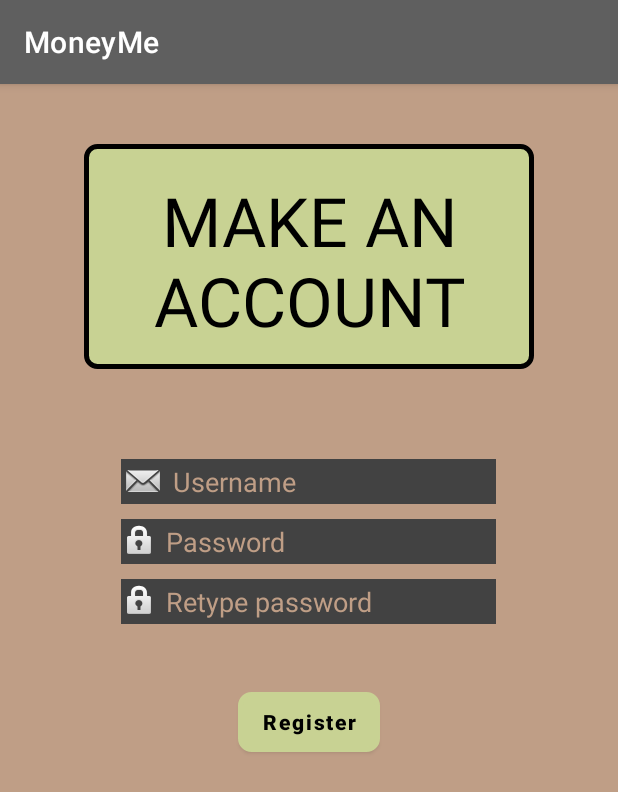
After one commit to GabrielHr00/Android-Studio-Money-Organisation-App, an Android app: the RegisterScreen screen opened directly, with no data from a screen before it, on a phone screen of 412 x 824 dp. The commit adds this screen. Shown: the top 792 px of the screen. Run offline under Robolectric (Android 15) with nearby library versions, the phone set to English and light mode, and no system bars.

Commit message:
Register screen and color changes

```diff
--- a/MoneyMe/app/src/main/AndroidManifest.xml
+++ b/MoneyMe/app/src/main/AndroidManifest.xml
@@ -1,6 +1,6 @@
 <?xml version="1.0" encoding="utf-8"?>
 <manifest xmlns:android="http://schemas.android.com/apk/res/android"
-    package="com.example.moneyme">
+    package="com.example.moneyme" >
 
     <application
         android:allowBackup="true"
@@ -8,8 +8,10 @@
         android:label="@string/app_name"
         android:roundIcon="@mipmap/ic_launcher_round"
         android:supportsRtl="true"
-        android:theme="@style/Theme.MoneyMe">
-        <activity android:name=".MainActivity">
+        android:theme="@style/Theme.MoneyMe" >
+        <activity android:name=".RegisterScreen" >
+        </activity>
+        <activity android:name=".MainActivity" >
             <intent-filter>
                 <action android:name="android.intent.action.MAIN" />
 
--- a/MoneyMe/app/src/main/java/com/example/moneyme/MainActivity.java
+++ b/MoneyMe/app/src/main/java/com/example/moneyme/MainActivity.java
@@ -2,13 +2,26 @@ package com.example.moneyme;
 
 import androidx.appcompat.app.AppCompatActivity;
 
+import android.content.Intent;
 import android.os.Bundle;
+import android.view.View;
+import android.widget.Button;
 
 public class MainActivity extends AppCompatActivity {
+    Button registerButton;
 
     @Override
     protected void onCreate(Bundle savedInstanceState) {
         super.onCreate(savedInstanceState);
         setContentView(R.layout.activity_main);
+
+        registerButton = findViewById(R.id.register_button);
+
+        registerButton.setOnClickListener(new View.OnClickListener() {
+            @Override
+            public void onClick(View v) {
+                startActivity(new Intent(MainActivity.this, RegisterScreen.class));
+            }
+        });
     }
 }
--- /dev/null
+++ b/MoneyMe/app/src/main/java/com/example/moneyme/RegisterScreen.java
@@ -0,0 +1,13 @@
+package com.example.moneyme;
+
+import androidx.appcompat.app.AppCompatActivity;
+import android.os.Bundle;
+
+public class RegisterScreen extends AppCompatActivity {
+
+    @Override
+    protected void onCreate(Bundle savedInstanceState) {
+        super.onCreate(savedInstanceState);
+        setContentView(R.layout.activity_register_screen);
+    }
+}
--- /dev/null
+++ b/MoneyMe/app/src/main/res/drawable/rounded_corners.xml
@@ -0,0 +1,17 @@
+<?xml version="1.0" encoding="UTF-8"?>
+<shape xmlns:android="http://schemas.android.com/apk/res/android">
+    <solid android:color="#C8D293"/>
+
+    <stroke android:width="3dp"
+        android:color="#ff000000"
+        />
+
+    <padding android:left="1dp"
+        android:top="1dp"
+        android:right="1dp"
+        android:bottom="1dp"
+        />
+
+    <corners android:bottomRightRadius="7dp" android:bottomLeftRadius="7dp"
+        android:topLeftRadius="7dp" android:topRightRadius="7dp"/>
+</shape>
--- a/MoneyMe/app/src/main/res/layout/activity_main.xml
+++ b/MoneyMe/app/src/main/res/layout/activity_main.xml
@@ -27,7 +27,9 @@
         android:drawableStart="@android:drawable/sym_action_email"
         android:hint=" Username"
         android:inputType="text"
-        android:textColorHint="#BF9E86" />
+        android:textColor="@color/white"
+        android:textColorHint="#BF9E86"
+        android:textCursorDrawable="@color/white"/>
 
     <EditText
         android:id="@+id/password"
@@ -39,7 +41,9 @@
         android:drawableLeft="@android:drawable/ic_lock_idle_lock"
         android:hint=" Password"
         android:inputType="textPassword"
-        android:textColorHint="#BF9E86" />
+        android:textColor="@color/white"
+        android:textColorHint="#BF9E86"
+        android:textCursorDrawable="@color/white"/>
 
     <Button
         android:id="@+id/button"
@@ -57,7 +61,7 @@
     <LinearLayout
         android:layout_width="wrap_content"
         android:layout_height="wrap_content"
-        android:layout_marginTop="15dp"
+        android:layout_marginTop="140dp"
         android:gravity="center_horizontal"
         android:orientation="horizontal">
 
@@ -70,6 +74,7 @@
             android:textStyle="bold" />
 
         <Button
+            android:id="@+id/register_button"
             android:layout_width="wrap_content"
             android:layout_height="40dp"
             android:layout_marginLeft="10dp"
--- /dev/null
+++ b/MoneyMe/app/src/main/res/layout/activity_register_screen.xml
@@ -0,0 +1,90 @@
+<?xml version="1.0" encoding="utf-8"?>
+<LinearLayout xmlns:android="http://schemas.android.com/apk/res/android"
+    xmlns:app="http://schemas.android.com/apk/res-auto"
+    xmlns:tools="http://schemas.android.com/tools"
+    android:layout_width="match_parent"
+    android:layout_height="match_parent"
+    android:background="#BF9E86"
+    android:gravity="center_horizontal"
+    android:orientation="vertical"
+    android:padding="10dp"
+    tools:context=".MainActivity">
+
+  <LinearLayout
+      android:layout_width="300dp"
+      android:layout_height="150dp"
+      android:background="@drawable/rounded_corners"
+      android:layout_marginTop="30dp">
+
+  <TextView
+      android:layout_width="wrap_content"
+      android:layout_height="wrap_content"
+      android:layout_marginTop="20dp"
+      android:gravity="center"
+      android:text="Make an account"
+      android:textAllCaps="true"
+      android:textAppearance="@style/TextAppearance.AppCompat.Display2"
+      android:textColor="@color/black"
+      android:visibility="visible"
+      tools:textStyle="bold" />
+  </LinearLayout>
+
+
+  <EditText
+      android:id="@+id/username"
+      android:layout_width="250dp"
+      android:layout_height="30dp"
+      android:layout_marginTop="60dp"
+      android:background="@color/cardview_dark_background"
+      android:drawableStart="@android:drawable/sym_action_email"
+      android:hint=" Username"
+      android:textColor="@color/white"
+      android:inputType="text"
+      android:textColorHint="#BF9E86"
+      android:textCursorDrawable="@color/white"/>
+
+
+  <EditText
+      android:id="@+id/password"
+      android:layout_width="250dp"
+      android:layout_height="30dp"
+      android:layout_marginTop="10dp"
+      android:background="@color/cardview_dark_background"
+      android:drawableStart="@android:drawable/ic_lock_idle_lock"
+      android:drawableLeft="@android:drawable/ic_lock_idle_lock"
+      android:hint=" Password"
+      android:textColor="@color/white"
+      android:inputType="textPassword"
+      android:textColorHint="#BF9E86"
+      android:textCursorDrawable="@color/white"/>
+
+  <EditText
+      android:id="@+id/repassword"
+      android:layout_width="250dp"
+      android:layout_height="30dp"
+      android:layout_marginTop="10dp"
+      android:background="@color/cardview_dark_background"
+      android:drawableStart="@android:drawable/ic_lock_idle_lock"
+      android:drawableLeft="@android:drawable/ic_lock_idle_lock"
+      android:hint=" Retype password"
+      android:textColor="@color/white"
+      android:inputType="textPassword"
+      android:textColorHint="#BF9E86"
+      android:textCursorDrawable="@color/white"/>
+
+  <Button
+      android:id="@+id/button"
+      android:layout_width="wrap_content"
+      android:layout_height="40dp"
+      android:layout_marginTop="45dp"
+      android:background="@drawable/rounded_corners"
+      android:text="@string/register"
+      android:textColor="@color/black"
+      android:textStyle="bold"
+      app:backgroundTint="#C8D293"
+      tools:text="Register"
+      android:textAllCaps="false"
+      tools:textAllCaps="false" />
+
+
+</LinearLayout>
--- a/MoneyMe/app/src/main/res/values/strings.xml
+++ b/MoneyMe/app/src/main/res/values/strings.xml
@@ -1,3 +1,4 @@
 <resources>
     <string name="app_name">MoneyMe</string>
+    <string name="register">Register</string>
 </resources>
--- a/MoneyMe/app/src/main/res/values/themes.xml
+++ b/MoneyMe/app/src/main/res/values/themes.xml
@@ -2,8 +2,8 @@
     <!-- Base application theme. -->
     <style name="Theme.MoneyMe" parent="Theme.MaterialComponents.DayNight.DarkActionBar">
         <!-- Primary brand color. -->
-        <item name="colorPrimary">@color/purple_500</item>
-        <item name="colorPrimaryVariant">@color/purple_700</item>
+        <item name="colorPrimary">#5F5F5F</item>
+        <item name="colorPrimaryVariant">#333333</item>
         <item name="colorOnPrimary">@color/white</item>
         <!-- Secondary brand color. -->
         <item name="colorSecondary">@color/teal_200</item>
```
